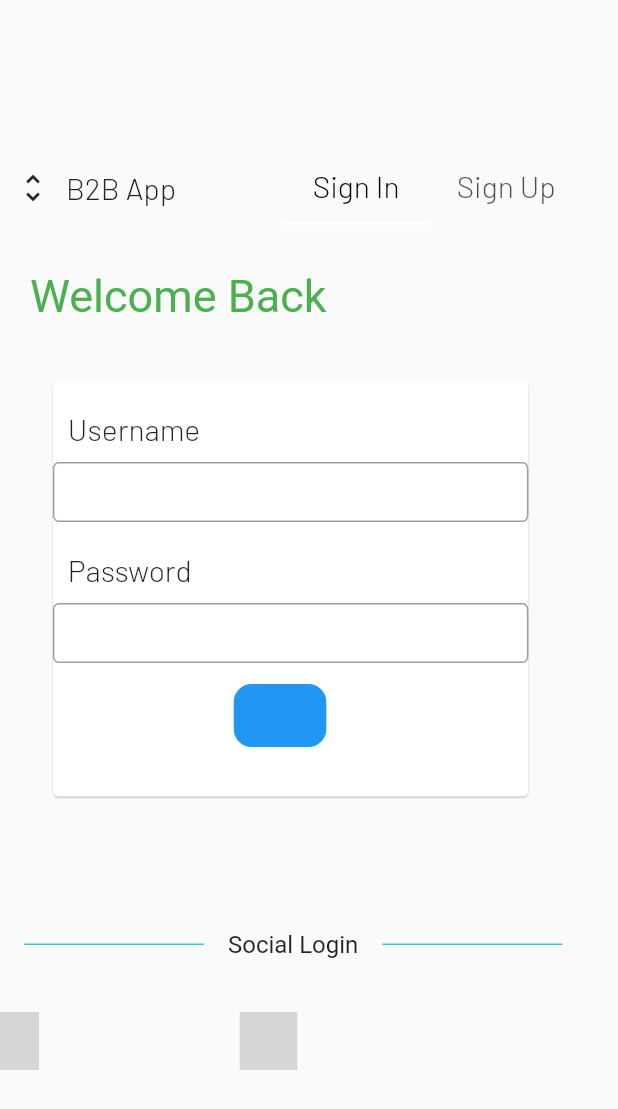
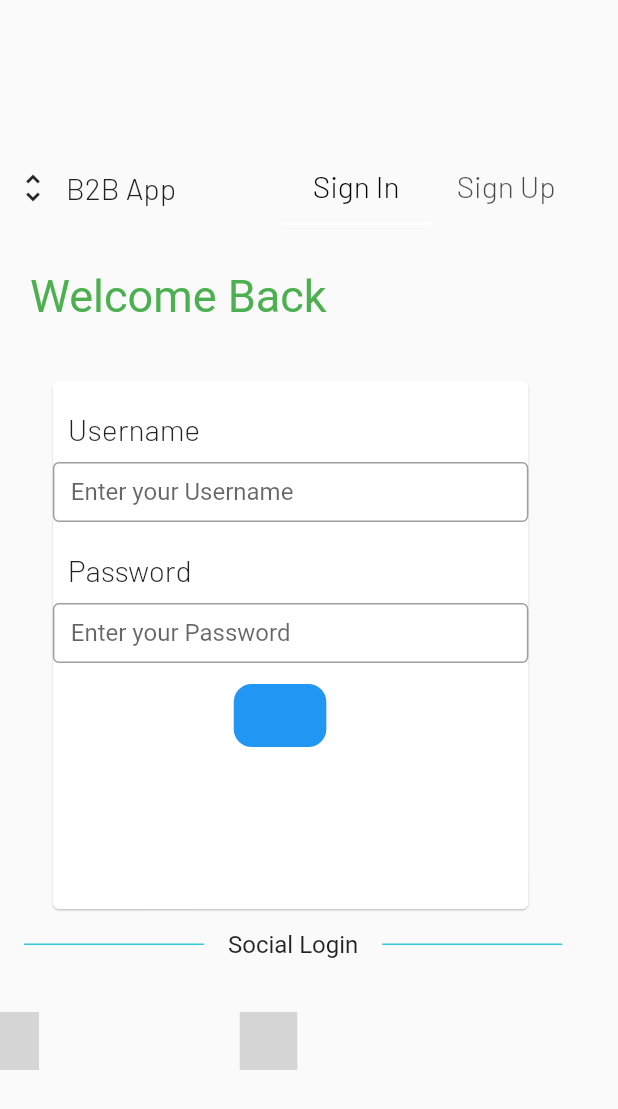
Before and after one commit to nishit767/b2b_app, a Flutter app: the screen it shows after launch, on a phone screen of 412 x 824 dp. Shown: the top 1109 px of the screen. Run offline on Flutter 3.47's test engine with Material 2 defaults, Android fonts, the phone set to English and light mode, and no system bars; our stand-ins replace carousel_pro; missing offline and left inert: fancy_bottom_bar, flappy_search_bar, flutter_auth_buttons, random_color; Roboto replaces fonts that are missing (Poppins-Medium); project files that could hold a hidden picture were left out; grey boxes are pictures that could not be loaded.

Commit message:
login textTheme added

```diff
--- a/lib/Pages/login_page.dart
+++ b/lib/Pages/login_page.dart
@@ -23,7 +23,15 @@ class _LoginPageState extends State<LoginPage> {
         extendBodyBehindAppBar: true,
         resizeToAvoidBottomPadding: true,
 //        backgroundColor: Colors.white,
-        body: Stack(
+        body: Theme(
+          data: ThemeData(
+              textTheme: TextTheme(
+                body1: AppStyle.loginPageStyle,
+                body2: AppStyle.loginPageStyle,
+
+              )
+          ),
+          child: Stack(
             fit: StackFit.expand,
             children: <Widget>[
 //            Positioned(
@@ -95,7 +103,7 @@ class _LoginPageState extends State<LoginPage> {
                       height: 100,
                     ),
                     Container(
-                    height: isSignIn ? 285 : 360,
+                      height: 360,
                       width: 325,
                       child: FormCard(
                         isSignIn,
@@ -162,6 +170,7 @@ class _LoginPageState extends State<LoginPage> {
             ],
           ),
         ),
+      ),
     );
   }
 }
--- a/lib/Widgets/login_form_card.dart
+++ b/lib/Widgets/login_form_card.dart
@@ -37,10 +37,10 @@ class _FormCardState extends State<FormCard> {
       child: Card(
         elevation: 0.5,
         child: AnimatedSwitcher(
-          duration: Duration(milliseconds: 800),
+          duration: Duration(milliseconds: 3800),
           child: widget.isSignIn
               ? Column(
-                  key: UniqueKey(),
+            key: ValueKey(1),
                   mainAxisAlignment: MainAxisAlignment.start,
                   crossAxisAlignment: CrossAxisAlignment.start,
                   children: <Widget>[
@@ -75,6 +75,7 @@ class _FormCardState extends State<FormCard> {
 //              ),
 //              suffixMode: OverlayVisibilityMode.always,
                         decoration: InputDecoration(
+                            labelText: 'Enter your Username',
                             border: OutlineInputBorder(
                               borderSide: BorderSide(
                                 color: Colors.green,
@@ -111,6 +112,8 @@ class _FormCardState extends State<FormCard> {
 //                        onSaved: (v) {},
                           obscureText: true,
                           decoration: InputDecoration(
+                              labelText: 'Enter your Password',
+
                               border: OutlineInputBorder(
                                   borderSide: BorderSide(
                                     color: Colors.green,
@@ -150,7 +153,7 @@ class _FormCardState extends State<FormCard> {
                   ],
                 )
               : Column(
-                  key: UniqueKey(),
+            key: ValueKey(2),
                   mainAxisAlignment: MainAxisAlignment.start,
                   crossAxisAlignment: CrossAxisAlignment.start,
                   children: <Widget>[
@@ -176,6 +179,8 @@ class _FormCardState extends State<FormCard> {
                             user.setEmail(v);
                           },
                           decoration: InputDecoration(
+                              labelText: 'Enter an E-mail',
+
                               border: OutlineInputBorder(
                                   borderSide: BorderSide(
                                     color: Colors.green,
@@ -203,6 +208,7 @@ class _FormCardState extends State<FormCard> {
                             user.setUserName(v);
                           },
                           decoration: InputDecoration(
+                              labelText: 'Enter an Username',
                               border: OutlineInputBorder(
                                   borderSide: BorderSide(
                                     color: Colors.green,
@@ -229,8 +235,11 @@ class _FormCardState extends State<FormCard> {
                           onSaved: (v) {
                             user.setPassword(v);
                           },
+
                           obscureText: true,
                           decoration: InputDecoration(
+                              labelText: 'Enter an Password (Alphanumeric)',
+
                               border: OutlineInputBorder(
                                   borderSide: BorderSide(
                                     color: Colors.green,
@@ -253,7 +262,7 @@ class _FormCardState extends State<FormCard> {
                             if (form.validate()) {
                               form.save();
                               Scaffold.of(context).showSnackBar(
-                                  SnackBar(content: Text('Logging you in ')));
+                                  SnackBar(content: Text('Signing you up')));
                             }
 //                                Navigator.pushReplacement(
 //                                    context,
```
Lines whose indentation alone changed are shown as unchanged.
